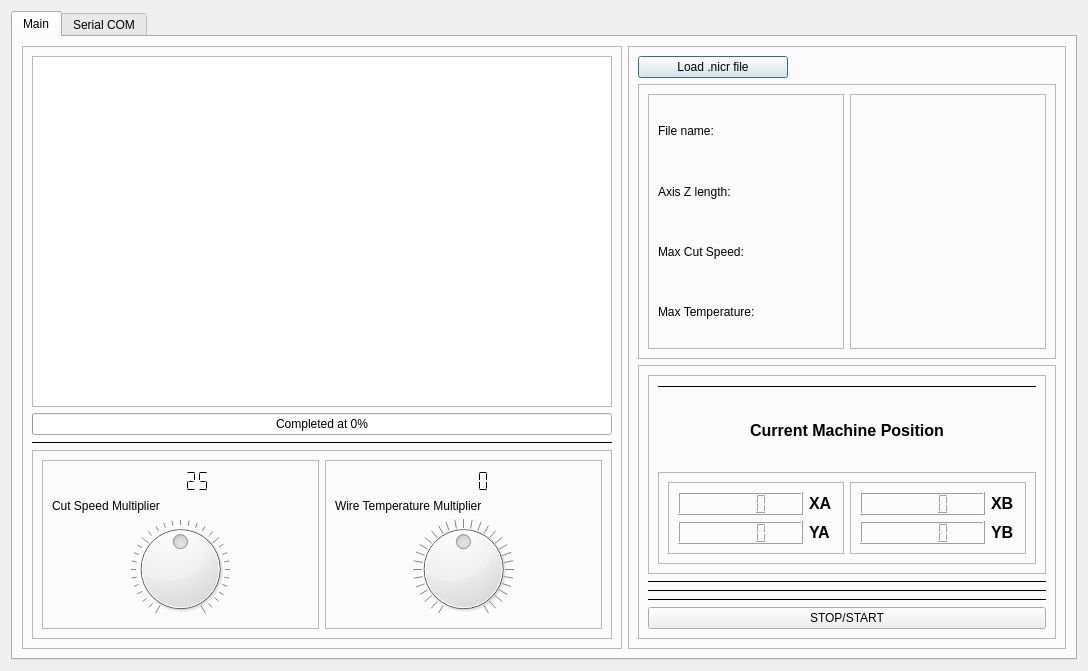
First picture: the form in Workbench/ui/ControlPanel.ui, repository JMG1/NiCr, before the edit.
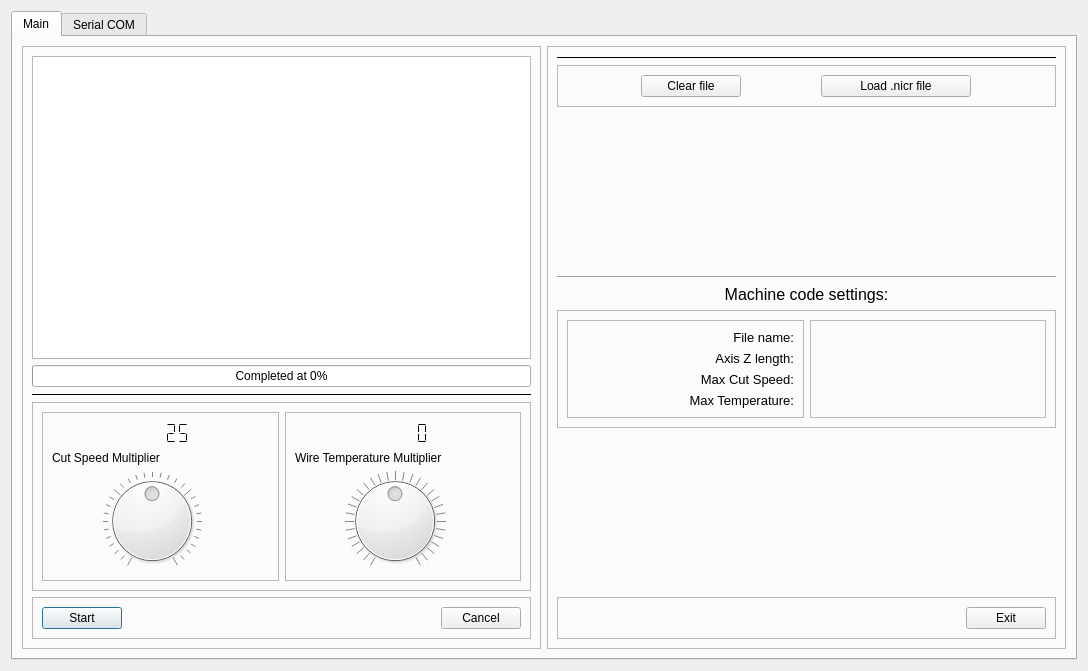
Second picture: the form after the edit. Icons and pictures are not drawn.

Diff of the .ui file:
```diff
--- a/Workbench/ui/ControlPanel.ui
+++ b/Workbench/ui/ControlPanel.ui
@@ -33,7 +33,7 @@
       <attribute name="title">
        <string>Main</string>
       </attribute>
-      <layout class="QHBoxLayout" name="horizontalLayout_9">
+      <layout class="QHBoxLayout" name="horizontalLayout_11">
        <item>
         <widget class="QFrame" name="frame_2">
          <property name="maximumSize">
@@ -50,7 +50,16 @@
          </property>
          <layout class="QVBoxLayout" name="verticalLayout">
           <item>
-           <widget class="QListWidget" name="lw_commands"/>
+           <widget class="QListWidget" name="lw_commands">
+            <property name="font">
+             <font>
+              <pointsize>10</pointsize>
+             </font>
+            </property>
+            <property name="selectionMode">
+             <enum>QAbstractItemView::NoSelection</enum>
+            </property>
+           </widget>
           </item>
           <item>
            <widget class="QProgressBar" name="progressBar_completed">
@@ -130,6 +139,12 @@
                 </item>
                 <item>
                  <widget class="QDial" name="dial_speed">
+                  <property name="maximumSize">
+                   <size>
+                    <width>200</width>
+                    <height>200</height>
+                   </size>
+                  </property>
                   <property name="font">
                    <font>
                     <weight>50</weight>
@@ -211,6 +226,12 @@
                 </item>
                 <item>
                  <widget class="QDial" name="dial_temp">
+                  <property name="maximumSize">
+                   <size>
+                    <width>200</width>
+                    <height>200</height>
+                   </size>
+                  </property>
                   <property name="font">
                    <font>
                     <weight>50</weight>
@@ -269,6 +290,45 @@
             <zorder>frame</zorder>
            </widget>
           </item>
+          <item>
+           <widget class="QFrame" name="frame_5">
+            <property name="frameShape">
+             <enum>QFrame::StyledPanel</enum>
+            </property>
+            <property name="frameShadow">
+             <enum>QFrame::Raised</enum>
+            </property>
+            <layout class="QHBoxLayout" name="horizontalLayout_2">
+             <item>
+              <widget class="QPushButton" name="btn_start_program">
+               <property name="text">
+                <string>Start</string>
+               </property>
+              </widget>
+             </item>
+             <item>
+              <spacer name="horizontalSpacer">
+               <property name="orientation">
+                <enum>Qt::Horizontal</enum>
+               </property>
+               <property name="sizeHint" stdset="0">
+                <size>
+                 <width>40</width>
+                 <height>20</height>
+                </size>
+               </property>
+              </spacer>
+             </item>
+             <item>
+              <widget class="QPushButton" name="btn_cancel_program">
+               <property name="text">
+                <string>Cancel</string>
+               </property>
+              </widget>
+             </item>
+            </layout>
+           </widget>
+          </item>
          </layout>
         </widget>
        </item>
@@ -282,15 +342,91 @@
          </property>
          <layout class="QVBoxLayout" name="verticalLayout_10">
           <item>
-           <widget class="QPushButton" name="btn_load_nicr_file">
-            <property name="maximumSize">
+           <widget class="Line" name="line_2">
+            <property name="frameShadow">
+             <enum>QFrame::Plain</enum>
+            </property>
+            <property name="orientation">
+             <enum>Qt::Horizontal</enum>
+            </property>
+           </widget>
+          </item>
+          <item>
+           <widget class="QFrame" name="frame_6">
+            <property name="frameShape">
+             <enum>QFrame::StyledPanel</enum>
+            </property>
+            <property name="frameShadow">
+             <enum>QFrame::Raised</enum>
+            </property>
+            <layout class="QHBoxLayout" name="horizontalLayout_9">
+             <item>
+              <widget class="QPushButton" name="pushButton_3">
+               <property name="maximumSize">
+                <size>
+                 <width>100</width>
+                 <height>16777215</height>
+                </size>
+               </property>
+               <property name="text">
+                <string>Clear file</string>
+               </property>
+              </widget>
+             </item>
+             <item>
+              <widget class="QPushButton" name="btn_load_nicr_file">
+               <property name="maximumSize">
+                <size>
+                 <width>150</width>
+                 <height>16777215</height>
+                </size>
+               </property>
+               <property name="text">
+                <string>Load .nicr file</string>
+               </property>
+              </widget>
+             </item>
+            </layout>
+           </widget>
+          </item>
+          <item>
+           <spacer name="verticalSpacer_3">
+            <property name="orientation">
+             <enum>Qt::Vertical</enum>
+            </property>
+            <property name="sizeHint" stdset="0">
              <size>
-              <width>150</width>
-              <height>16777215</height>
+              <width>20</width>
+              <height>40</height>
              </size>
+            </property>
+           </spacer>
+          </item>
+          <item>
+           <widget class="Line" name="line">
+            <property name="frameShadow">
+             <enum>QFrame::Sunken</enum>
+            </property>
+            <property name="orientation">
+             <enum>Qt::Horizontal</enum>
+            </property>
+           </widget>
+          </item>
+          <item>
+           <widget class="QLabel" name="label">
+            <property name="font">
+             <font>
+              <pointsize>12</pointsize>
+              <weight>50</weight>
+              <bold>false</bold>
+              <underline>false</underline>
+             </font>
             </property>
             <property name="text">
-             <string>Load .nicr file</string>
+             <string>Machine code settings:</string>
+            </property>
+            <property name="alignment">
+             <set>Qt::AlignCenter</set>
             </property>
            </widget>
           </item>
@@ -314,30 +450,62 @@
                <layout class="QVBoxLayout" name="verticalLayout_8">
                 <item>
                  <widget class="QLabel" name="label_13">
+                  <property name="font">
+                   <font>
+                    <pointsize>10</pointsize>
+                   </font>
+                  </property>
                   <property name="text">
                    <string>File name:</string>
                   </property>
+                  <property name="alignment">
+                   <set>Qt::AlignRight|Qt::AlignTrailing|Qt::AlignVCenter</set>
+                  </property>
                  </widget>
                 </item>
                 <item>
                  <widget class="QLabel" name="label_8">
+                  <property name="font">
+                   <font>
+                    <pointsize>10</pointsize>
+                   </font>
+                  </property>
                   <property name="text">
                    <string>Axis Z length:</string>
                   </property>
+                  <property name="alignment">
+                   <set>Qt::AlignRight|Qt::AlignTrailing|Qt::AlignVCenter</set>
+                  </property>
                  </widget>
                 </item>
                 <item>
                  <widget class="QLabel" name="label_9">
+                  <property name="font">
+                   <font>
+                    <pointsize>10</pointsize>
+                   </font>
+                  </property>
                   <property name="text">
                    <string>Max Cut Speed:</string>
                   </property>
+                  <property name="alignment">
+                   <set>Qt::AlignRight|Qt::AlignTrailing|Qt::AlignVCenter</set>
+                  </property>
                  </widget>
                 </item>
                 <item>
                  <widget class="QLabel" name="label_11">
+                  <property name="font">
+                   <font>
+                    <pointsize>10</pointsize>
+                   </font>
+                  </property>
                   <property name="text">
                    <string>Max Temperature:</string>
                   </property>
+                  <property name="alignment">
+                   <set>Qt::AlignRight|Qt::AlignTrailing|Qt::AlignVCenter</set>
+                  </property>
                  </widget>
                 </item>
                </layout>
@@ -364,6 +532,9 @@
                   <property name="text">
                    <string/>
                   </property>
+                  <property name="alignment">
+                   <set>Qt::AlignLeading|Qt::AlignLeft|Qt::AlignVCenter</set>
+                  </property>
                  </widget>
                 </item>
                 <item>
@@ -378,19 +549,8 @@
                   <property name="text">
                    <string/>
                   </property>
-                 </widget>
-                </item>
-                <item>
-                 <widget class="QLabel" name="lbl_max_temp">
-                  <property name="font">
-                   <font>
-                    <pointsize>10</pointsize>
-                    <weight>75</weight>
-                    <bold>true</bold>
-                   </font>
-                  </property>
-                  <property name="text">
-                   <string/>
+                  <property name="alignment">
+                   <set>Qt::AlignLeading|Qt::AlignLeft|Qt::AlignVCenter</set>
                   </property>
                  </widget>
                 </item>
@@ -406,230 +566,73 @@
                   <property name="text">
                    <string/>
                   </property>
-                 </widget>
-                </item>
-               </layout>
-              </widget>
-             </item>
-            </layout>
-           </widget>
-          </item>
-          <item>
-           <widget class="QFrame" name="frame_12">
-            <property name="frameShape">
-             <enum>QFrame::StyledPanel</enum>
-            </property>
-            <property name="frameShadow">
-             <enum>QFrame::Raised</enum>
-            </property>
-            <layout class="QVBoxLayout" name="verticalLayout_6">
-             <item>
-              <widget class="QFrame" name="frame_8">
-               <property name="frameShape">
-                <enum>QFrame::StyledPanel</enum>
-               </property>
-               <property name="frameShadow">
-                <enum>QFrame::Raised</enum>
-               </property>
-               <layout class="QVBoxLayout" name="verticalLayout_4">
-                <item>
-                 <widget class="Line" name="line_7">
-                  <property name="frameShadow">
-                   <enum>QFrame::Plain</enum>
+                  <property name="alignment">
+                   <set>Qt::AlignLeading|Qt::AlignLeft|Qt::AlignVCenter</set>
                   </property>
-                  <property name="orientation">
-                   <enum>Qt::Horizontal</enum>
-                  </property>
                  </widget>
                 </item>
                 <item>
-                 <widget class="QLabel" name="label_5">
+                 <widget class="QLabel" name="lbl_max_temp">
                   <property name="font">
                    <font>
-                    <pointsize>12</pointsize>
+                    <pointsize>10</pointsize>
                     <weight>75</weight>
                     <bold>true</bold>
                    </font>
                   </property>
-                  <property name="frameShadow">
-                   <enum>QFrame::Plain</enum>
-                  </property>
                   <property name="text">
-                   <string>Current Machine Position</string>
+                   <string/>
                   </property>
                   <property name="alignment">
-                   <set>Qt::AlignCenter</set>
+                   <set>Qt::AlignLeading|Qt::AlignLeft|Qt::AlignVCenter</set>
                   </property>
                  </widget>
                 </item>
-                <item>
-                 <widget class="QFrame" name="frame_6">
-                  <property name="frameShape">
-                   <enum>QFrame::StyledPanel</enum>
-                  </property>
-                  <property name="frameShadow">
-                   <enum>QFrame::Raised</enum>
-                  </property>
-                  <layout class="QHBoxLayout" name="horizontalLayout_2">
-                   <item>
-                    <widget class="QFrame" name="frame_5">
-                     <property name="frameShape">
-                      <enum>QFrame::StyledPanel</enum>
-                     </property>
-                     <property name="frameShadow">
-                      <enum>QFrame::Raised</enum>
-                     </property>
-                     <layout class="QGridLayout" name="gridLayout_2">
-                      <item row="0" column="0">
-                       <widget class="QLCDNumber" name="lcdNumber_3"/>
-                      </item>
-                      <item row="0" column="1">
-                       <widget class="QLabel" name="label">
-                        <property name="maximumSize">
-                         <size>
-                          <width>25</width>
-                          <height>16777215</height>
-                         </size>
-                        </property>
-                        <property name="font">
-                         <font>
-                          <pointsize>12</pointsize>
-                          <weight>75</weight>
-                          <bold>true</bold>
-                         </font>
-                        </property>
-                        <property name="text">
-                         <string>XA</string>
-                        </property>
-                       </widget>
-                      </item>
-                      <item row="1" column="0">
-                       <widget class="QLCDNumber" name="lcdNumber_4"/>
-                      </item>
-                      <item row="1" column="1">
-                       <widget class="QLabel" name="label_2">
-                        <property name="maximumSize">
-                         <size>
-                          <width>25</width>
-                          <height>16777215</height>
-                         </size>
-                        </property>
-                        <property name="font">
-                         <font>
-                          <pointsize>12</pointsize>
-                          <weight>75</weight>
-                          <bold>true</bold>
-                         </font>
-                        </property>
-                        <property name="text">
-                         <string>YA</string>
-                        </property>
-                       </widget>
-                      </item>
-                     </layout>
-                    </widget>
-                   </item>
-                   <item>
-                    <widget class="QFrame" name="frame_7">
-                     <property name="frameShape">
-                      <enum>QFrame::StyledPanel</enum>
-                     </property>
-                     <property name="frameShadow">
-                      <enum>QFrame::Raised</enum>
-                     </property>
-                     <layout class="QGridLayout" name="gridLayout">
-                      <item row="0" column="1">
-                       <widget class="QLabel" name="label_4">
-                        <property name="maximumSize">
-                         <size>
-                          <width>25</width>
-                          <height>16777215</height>
-                         </size>
-                        </property>
-                        <property name="font">
-                         <font>
-                          <pointsize>12</pointsize>
-                          <weight>75</weight>
-                          <bold>true</bold>
-                         </font>
-                        </property>
-                        <property name="text">
-                         <string>XB</string>
-                        </property>
-                       </widget>
-                      </item>
-                      <item row="1" column="1">
-                       <widget class="QLabel" name="label_3">
-                        <property name="maximumSize">
-                         <size>
-                          <width>25</width>
-                          <height>16777215</height>
-                         </size>
-                        </property>
-                        <property name="font">
-                         <font>
-                          <pointsize>12</pointsize>
-                          <weight>75</weight>
-                          <bold>true</bold>
-                         </font>
-                        </property>
-                        <property name="text">
-                         <string>YB</string>
-                        </property>
-                       </widget>
-                      </item>
-                      <item row="0" column="0">
-                       <widget class="QLCDNumber" name="lcdNumber_5"/>
-                      </item>
-                      <item row="1" column="0">
-                       <widget class="QLCDNumber" name="lcdNumber_6"/>
-                      </item>
-                     </layout>
-                    </widget>
-                   </item>
-                  </layout>
-                 </widget>
-                </item>
                </layout>
               </widget>
              </item>
+            </layout>
+           </widget>
+          </item>
+          <item>
+           <spacer name="verticalSpacer">
+            <property name="orientation">
+             <enum>Qt::Vertical</enum>
+            </property>
+            <property name="sizeHint" stdset="0">
+             <size>
+              <width>20</width>
+              <height>40</height>
+             </size>
+            </property>
+           </spacer>
+          </item>
+          <item>
+           <widget class="QFrame" name="frame_7">
+            <property name="frameShape">
+             <enum>QFrame::StyledPanel</enum>
+            </property>
+            <property name="frameShadow">
+             <enum>QFrame::Raised</enum>
+            </property>
+            <layout class="QHBoxLayout" name="horizontalLayout_10">
              <item>
-              <widget class="Line" name="line">
-               <property name="frameShadow">
-                <enum>QFrame::Plain</enum>
-               </property>
+              <spacer name="horizontalSpacer_2">
                <property name="orientation">
                 <enum>Qt::Horizontal</enum>
                </property>
-              </widget>
-             </item>
-             <item>
-              <widget class="Line" name="line_6">
-               <property name="frameShadow">
-                <enum>QFrame::Plain</enum>
+               <property name="sizeHint" stdset="0">
+                <size>
+                 <width>40</width>
+                 <height>20</height>
+                </size>
                </property>
-               <property name="orientation">
-                <enum>Qt::Horizontal</enum>
-               </property>
-              </widget>
+              </spacer>
              </item>
              <item>
-              <widget class="Line" name="line_2">
-               <property name="frameShadow">
-                <enum>QFrame::Plain</enum>
-               </property>
-               <property name="lineWidth">
-                <number>1</number>
-               </property>
-               <property name="orientation">
-                <enum>Qt::Horizontal</enum>
-               </property>
-              </widget>
-             </item>
-             <item>
-              <widget class="QPushButton" name="btn_startstop">
+              <widget class="QPushButton" name="btn_exit_control_panel">
                <property name="text">
-                <string>STOP/START</string>
+                <string>Exit</string>
                </property>
               </widget>
              </item>
```
